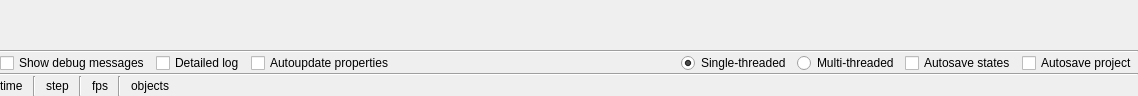
Before: the Qt Designer form GUI/Qt/UStatusPanel.ui in aicommunity/Rdk, drawn with Qt 5.
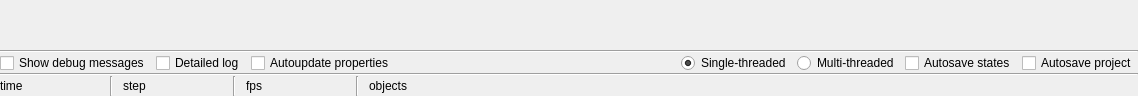
After: the same form once the commit is applied.

```diff
--- a/GUI/Qt/UStatusPanel.ui
+++ b/GUI/Qt/UStatusPanel.ui
@@ -158,6 +158,12 @@
      </property>
      <item>
       <widget class="QLabel" name="labelTime">
+       <property name="minimumSize">
+        <size>
+         <width>100</width>
+         <height>20</height>
+        </size>
+       </property>
        <property name="text">
         <string>time</string>
        </property>
@@ -172,6 +178,12 @@
      </item>
      <item>
       <widget class="QLabel" name="labelStep">
+       <property name="minimumSize">
+        <size>
+         <width>100</width>
+         <height>20</height>
+        </size>
+       </property>
        <property name="text">
         <string>step</string>
        </property>
@@ -186,6 +198,12 @@
      </item>
      <item>
       <widget class="QLabel" name="labelFps">
+       <property name="minimumSize">
+        <size>
+         <width>100</width>
+         <height>20</height>
+        </size>
+       </property>
        <property name="text">
         <string>fps</string>
        </property>
@@ -200,6 +218,12 @@
      </item>
      <item>
       <widget class="QLabel" name="labelObjects">
+       <property name="minimumSize">
+        <size>
+         <width>100</width>
+         <height>20</height>
+        </size>
+       </property>
        <property name="text">
         <string>objects</string>
        </property>
```
